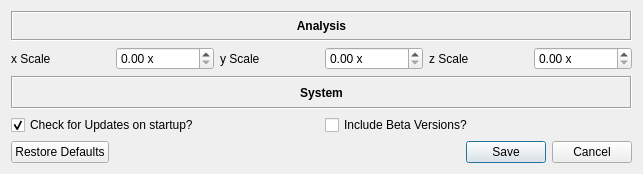
The window that src/main/python/ui/preferences.ui (3ll3d00d/qvibe-analyser) describes before a commit, drawn with Qt 5.
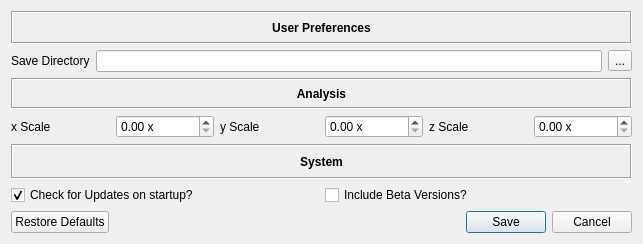
The same window after the commit.

Patch:
```diff
--- a/src/main/python/ui/preferences.ui
+++ b/src/main/python/ui/preferences.ui
@@ -7,7 +7,7 @@
     <x>0</x>
     <y>0</y>
     <width>643</width>
-    <height>174</height>
+    <height>244</height>
    </rect>
   </property>
   <property name="windowTitle">
@@ -16,6 +16,53 @@
   <layout class="QVBoxLayout" name="verticalLayout">
    <item>
     <layout class="QVBoxLayout" name="panes">
+     <item>
+      <layout class="QGridLayout" name="userLayout">
+       <item row="1" column="1">
+        <widget class="QLineEdit" name="wavSaveDir">
+         <property name="readOnly">
+          <bool>true</bool>
+         </property>
+        </widget>
+       </item>
+       <item row="1" column="0">
+        <widget class="QLabel" name="wavSaveDirLabel">
+         <property name="text">
+          <string>Save Directory</string>
+         </property>
+        </widget>
+       </item>
+       <item row="1" column="2">
+        <widget class="QToolButton" name="wavSaveDirPicker">
+         <property name="text">
+          <string>...</string>
+         </property>
+        </widget>
+       </item>
+       <item row="0" column="0" colspan="3">
+        <widget class="QLabel" name="userLayoutLabel">
+         <property name="font">
+          <font>
+           <weight>75</weight>
+           <bold>true</bold>
+          </font>
+         </property>
+         <property name="frameShape">
+          <enum>QFrame::Box</enum>
+         </property>
+         <property name="frameShadow">
+          <enum>QFrame::Sunken</enum>
+         </property>
+         <property name="text">
+          <string>User Preferences</string>
+         </property>
+         <property name="alignment">
+          <set>Qt::AlignCenter</set>
+         </property>
+        </widget>
+       </item>
+      </layout>
+     </item>
      <item>
       <layout class="QGridLayout" name="analysisPane">
        <item row="1" column="2">
```
Left out of the diff: 32 changed lines with no effect on the pictures.
